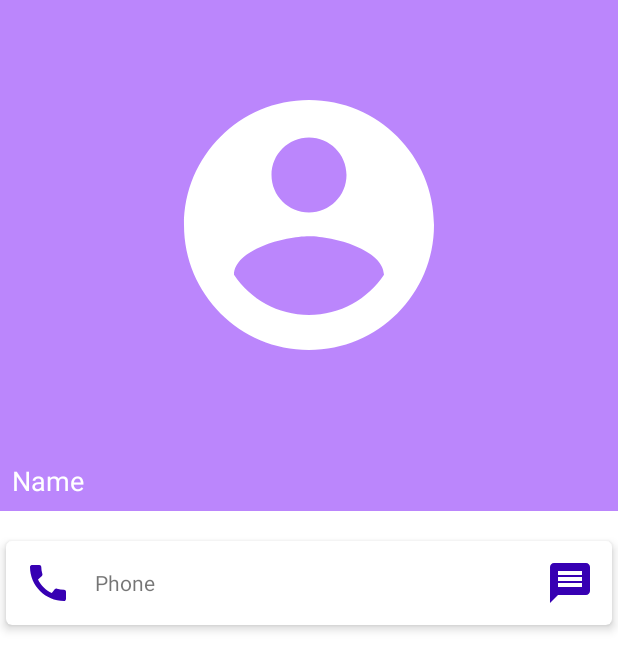
After one commit to seungwoodev/MOOD, an Android app: the layout activity_contact_detail.xml on its own in the app's theme, with its tools: preview values and no code run, on a phone screen of 412 x 824 dp. The commit adds this screen. Shown: the top 670 px of the screen. Run offline under Robolectric (Android 15) with nearby library versions, the phone set to English and light mode, and no system bars.

Commit message:
add add contact

```diff
--- a/app/src/main/AndroidManifest.xml
+++ b/app/src/main/AndroidManifest.xml
@@ -22,6 +22,7 @@
                 <category android:name="android.intent.category.LAUNCHER" />
             </intent-filter>
         </activity>
+        <activity android:name=".Fragment1_add"/>
     </application>
 
 </manifest>
--- a/app/src/main/java/com/example/project1/PhoneBook.java
+++ b/app/src/main/java/com/example/project1/PhoneBook.java
@@ -8,6 +8,11 @@ public class PhoneBook {
     PhoneBook(Integer image, String name, String num)
     {
         this.image = image;
+        this.name = name;
+        this.num = num;
+    }
+    PhoneBook(String name, String num)
+    {
         this.name = name;
         this.num = num;
     }
--- a/app/src/main/java/com/example/project1/VPAdapter.java
+++ b/app/src/main/java/com/example/project1/VPAdapter.java
@@ -8,7 +8,6 @@ import androidx.fragment.app.FragmentPagerAdapter;
 
 import java.util.ArrayList;
 
-///////
 public class VPAdapter extends FragmentPagerAdapter {
     private ArrayList<Fragment> items;
     private ArrayList<String> itext=new ArrayList<String>();
--- /dev/null
+++ b/app/src/main/res/drawable/ic_account.xml
@@ -0,0 +1,10 @@
+<vector xmlns:android="http://schemas.android.com/apk/res/android"
+    android:width="24dp"
+    android:height="24dp"
+    android:viewportWidth="24"
+    android:viewportHeight="24"
+    android:tint="?attr/colorControlNormal">
+  <path
+      android:fillColor="@android:color/white"
+      android:pathData="M12,2C6.48,2 2,6.48 2,12s4.48,10 10,10 10,-4.48 10,-10S17.52,2 12,2zM12,5c1.66,0 3,1.34 3,3s-1.34,3 -3,3 -3,-1.34 -3,-3 1.34,-3 3,-3zM12,19.2c-2.5,0 -4.71,-1.28 -6,-3.22 0.03,-1.99 4,-3.08 6,-3.08 1.99,0 5.97,1.09 6,3.08 -1.29,1.94 -3.5,3.22 -6,3.22z"/>
+</vector>
--- /dev/null
+++ b/app/src/main/res/drawable/ic_call.xml
@@ -0,0 +1,10 @@
+<vector xmlns:android="http://schemas.android.com/apk/res/android"
+    android:width="24dp"
+    android:height="24dp"
+    android:viewportWidth="24"
+    android:viewportHeight="24"
+    android:tint="?attr/colorControlNormal">
+  <path
+      android:fillColor="@android:color/white"
+      android:pathData="M20.01,15.38c-1.23,0 -2.42,-0.2 -3.53,-0.56 -0.35,-0.12 -0.74,-0.03 -1.01,0.24l-1.57,1.97c-2.83,-1.35 -5.48,-3.9 -6.89,-6.83l1.95,-1.66c0.27,-0.28 0.35,-0.67 0.24,-1.02 -0.37,-1.11 -0.56,-2.3 -0.56,-3.53 0,-0.54 -0.45,-0.99 -0.99,-0.99H4.19C3.65,3 3,3.24 3,3.99 3,13.28 10.73,21 20.01,21c0.71,0 0.99,-0.63 0.99,-1.18v-3.45c0,-0.54 -0.45,-0.99 -0.99,-0.99z"/>
+</vector>
--- /dev/null
+++ b/app/src/main/res/drawable/ic_message.xml
@@ -0,0 +1,10 @@
+<vector xmlns:android="http://schemas.android.com/apk/res/android"
+    android:width="24dp"
+    android:height="24dp"
+    android:viewportWidth="24"
+    android:viewportHeight="24"
+    android:tint="?attr/colorControlNormal">
+  <path
+      android:fillColor="@android:color/white"
+      android:pathData="M20,2L4,2c-1.1,0 -1.99,0.9 -1.99,2L2,22l4,-4h14c1.1,0 2,-0.9 2,-2L22,4c0,-1.1 -0.9,-2 -2,-2zM18,14L6,14v-2h12v2zM18,11L6,11L6,9h12v2zM18,8L6,8L6,6h12v2z"/>
+</vector>
--- /dev/null
+++ b/app/src/main/res/layout/activity_contact_detail.xml
@@ -0,0 +1,83 @@
+<?xml version="1.0" encoding="utf-8"?>
+<RelativeLayout xmlns:android="http://schemas.android.com/apk/res/android"
+    xmlns:app="http://schemas.android.com/apk/res-auto"
+    xmlns:tools="http://schemas.android.com/tools"
+    android:layout_width="match_parent"
+    android:layout_height="match_parent"
+    tools:context=".ContactDetailActivity">
+
+    <!--image view for contact-->
+    <ImageView
+        android:id="@+id/idIVContact"
+        android:layout_width="match_parent"
+        android:layout_height="300dp"
+        android:background="@color/purple_200"
+        android:padding="50dp"
+        android:src="@drawable/ic_account"
+        app:tint="@color/white" />
+
+    <!--text view for displaying user name-->
+    <TextView
+        android:id="@+id/idTVName"
+        android:layout_width="match_parent"
+        android:layout_height="wrap_content"
+        android:layout_below="@id/idIVContact"
+        android:background="@color/purple_200"
+        android:padding="8dp"
+        android:text="Name"
+        android:textColor="@color/white"
+        android:textSize="18sp" />
+
+    <!--cardview for displaying user contact-->
+    <androidx.cardview.widget.CardView
+        android:layout_width="match_parent"
+        android:layout_height="wrap_content"
+        android:layout_below="@id/idTVName"
+        android:layout_marginStart="4dp"
+        android:layout_marginTop="20dp"
+        android:layout_marginEnd="4dp"
+        app:cardCornerRadius="4dp"
+        app:cardElevation="4dp">
+
+        <RelativeLayout
+            android:layout_width="match_parent"
+            android:layout_height="wrap_content">
+            <!--image view for making a call -->
+            <ImageView
+                android:id="@+id/idIVCall"
+                android:layout_width="40dp"
+                android:layout_height="40dp"
+                android:layout_margin="8dp"
+                android:padding="4dp"
+                android:src="@drawable/ic_call"
+                app:tint="@color/purple_700" />
+            <!--text view for displaying user contact-->
+            <TextView
+                android:id="@+id/idTVPhone"
+                android:layout_width="match_parent"
+                android:layout_height="wrap_content"
+                android:layout_centerVertical="true"
+                android:layout_marginStart="3dp"
+                android:layout_marginTop="8dp"
+                android:layout_toStartOf="@id/idIVMessage"
+                android:layout_toEndOf="@id/idIVCall"
+                android:layout_toRightOf="@id/idIVCall"
+                android:text="Phone" />
+
+            <!--image view for displaying message icon-->
+            <ImageView
+                android:id="@+id/idIVMessage"
+                android:layout_width="40dp"
+                android:layout_height="40dp"
+                android:layout_alignParentEnd="true"
+                android:layout_margin="8dp"
+                android:padding="4dp"
+                android:src="@drawable/ic_message"
+                app:tint="@color/purple_700" />
+
+        </RelativeLayout>
+
+    </androidx.cardview.widget.CardView>
+
+
+</RelativeLayout>
--- a/app/src/main/res/layout/activity_main.xml
+++ b/app/src/main/res/layout/activity_main.xml
@@ -1,5 +1,6 @@
 <?xml version="1.0" encoding="utf-8"?>
-<LinearLayout xmlns:android="http://schemas.android.com/apk/res/android"
+<LinearLayout
+    xmlns:android="http://schemas.android.com/apk/res/android"
     xmlns:tools="http://schemas.android.com/tools"
     android:layout_width="match_parent"
     android:layout_height="match_parent"
```
Also changed, not shown: app/src/main/java/com/example/project1/ContactDetailActivity.java (added, +77 -0 lines), app/src/main/java/com/example/project1/ContactRVAdapter.java (renamed from app/src/main/java/com/example/project1/SimpleTextAdapter.java, +38 -15 lines), app/src/main/java/com/example/project1/Fragment1.java (+253 -62 lines), app/src/main/java/com/example/project1/Fragment1_add.java (added, +84 -0 lines), app/src/main/java/com/example/project1/MainActivity.java (+15 -0 lines), app/src/main/res/layout/activity_create_new_contact.xml (added, +41 -0 lines), app/src/main/res/layout/fragment_1.xml (+17 -6 lines).
